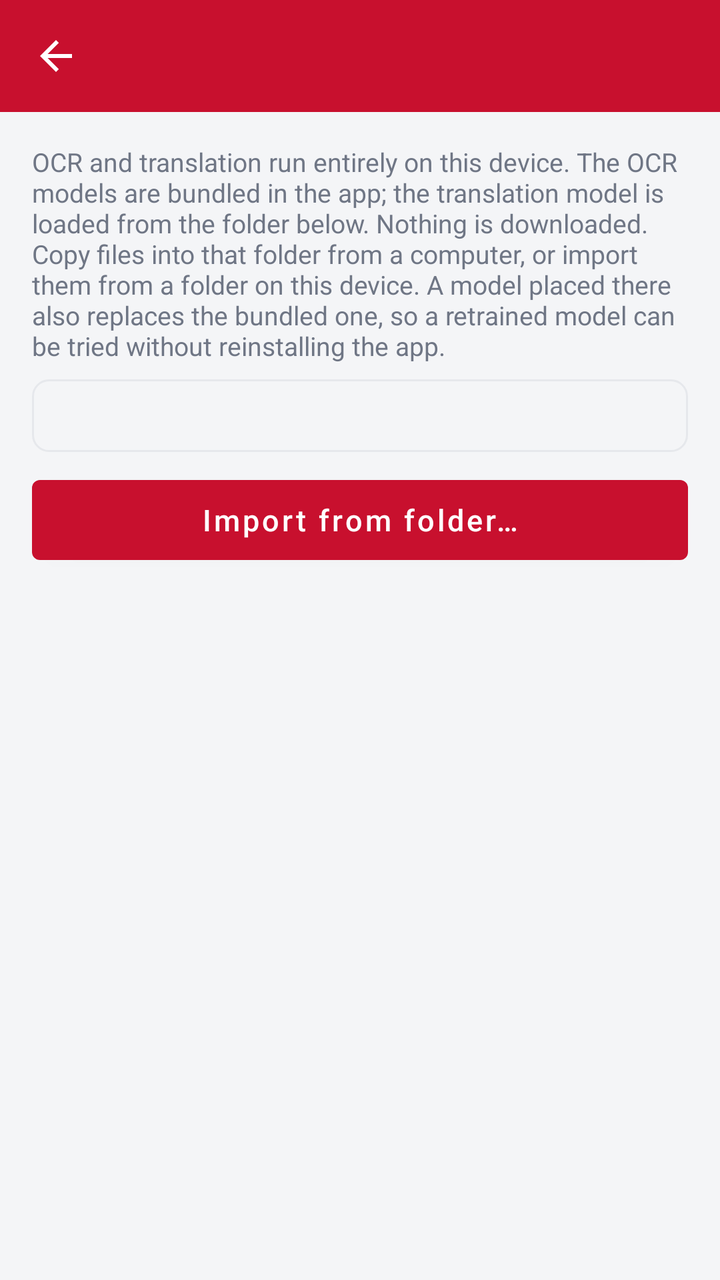
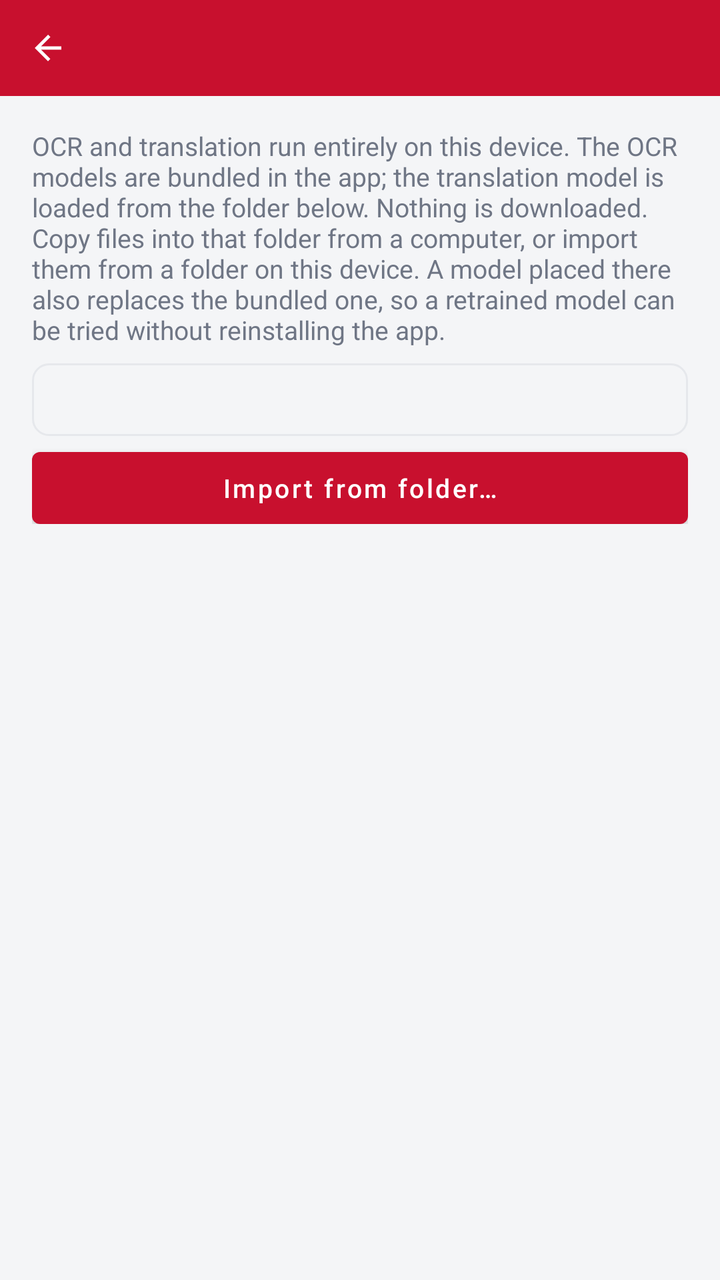

The first picture is an Android layout as it rendered before a commit; the second is the same layout after the commit. The layout source and the unified diff follow.
<!-- AndroidManifest.xml: application theme Theme.Snap -->
<!-- res/layout/activity_models.xml -->
<?xml version="1.0" encoding="utf-8"?>
<LinearLayout xmlns:android="http://schemas.android.com/apk/res/android"
    android:layout_width="match_parent"
    android:layout_height="match_parent"
    android:orientation="vertical">

    <include layout="@layout/view_top_bar" />

    <ScrollView
        android:layout_width="match_parent"
        android:layout_height="0dp"
        android:layout_weight="1">

        <LinearLayout
            android:layout_width="match_parent"
            android:layout_height="wrap_content"
            android:orientation="vertical"
            android:padding="16dp">

            <TextView
                android:layout_width="match_parent"
                android:layout_height="wrap_content"
                android:text="@string/models_intro"
                android:textColor="@color/text_secondary"
                android:textSize="13sp" />

            <TextView
                android:id="@+id/models_folder"
                android:layout_width="match_parent"
                android:layout_height="wrap_content"
                android:layout_marginTop="8dp"
                android:background="@drawable/bg_input"
                android:fontFamily="monospace"
                android:padding="10dp"
                android:textColor="@color/text_primary"
                android:textIsSelectable="true"
                android:textSize="12sp" />

            
            <LinearLayout
                android:id="@+id/models_container"
                android:layout_width="match_parent"
                android:layout_height="wrap_content"
                android:orientation="vertical" />

            <com.google.android.material.button.MaterialButton
                android:id="@+id/btn_import_models"
                android:layout_width="match_parent"
                android:layout_height="52dp"
                android:layout_marginTop="8dp"
                android:text="@string/import_models"
                android:textAllCaps="false"
                android:textSize="15sp" />

            <TextView
                android:id="@+id/import_progress"
                android:layout_width="match_parent"
                android:layout_height="wrap_content"
                android:layout_marginTop="8dp"
                android:gravity="center"
                android:textColor="@color/text_secondary"
                android:textSize="13sp"
                android:visibility="gone" />
        </LinearLayout>
    </ScrollView>
</LinearLayout>
<!-- res/layout/view_top_bar.xml (included above) -->
<?xml version="1.0" encoding="utf-8"?>
<LinearLayout xmlns:android="http://schemas.android.com/apk/res/android"
    xmlns:app="http://schemas.android.com/apk/res-auto"
    android:id="@+id/top_bar"
    android:layout_width="match_parent"
    android:layout_height="56dp"
    android:background="@color/brand_red"
    android:gravity="center_vertical"
    android:orientation="horizontal"
    android:paddingStart="4dp"
    android:paddingEnd="4dp">

    <ImageButton
        android:id="@+id/top_back"
        android:layout_width="48dp"
        android:layout_height="48dp"
        android:background="?attr/selectableItemBackgroundBorderless"
        android:contentDescription="@string/cd_back"
        android:src="@drawable/ic_back"
        app:tint="@color/white" />

    <LinearLayout
        android:layout_width="0dp"
        android:layout_height="wrap_content"
        android:layout_marginStart="8dp"
        android:layout_weight="1"
        android:orientation="vertical">

        <TextView
            android:id="@+id/top_title"
            android:layout_width="wrap_content"
            android:layout_height="wrap_content"
            android:ellipsize="end"
            android:maxLines="1"
            android:textColor="@color/white"
            android:textSize="18sp"
            android:textStyle="bold" />

        <TextView
            android:id="@+id/top_subtitle"
            android:layout_width="wrap_content"
            android:layout_height="wrap_content"
            android:textColor="@color/white_muted"
            android:textSize="12sp"
            android:visibility="gone" />
    </LinearLayout>

    <ImageButton
        android:id="@+id/top_action"
        android:layout_width="48dp"
        android:layout_height="48dp"
        android:background="?attr/selectableItemBackgroundBorderless"
        android:visibility="gone"
        app:tint="@color/white" />
</LinearLayout>
<!-- resources referenced by this layout -->
<resources>
  <color name="brand_red">#C8102E</color>
  <color name="text_primary">#1E2330</color>
  <color name="text_secondary">#6F7685</color>
  <color name="white">#FFFFFF</color>
  <color name="white_muted">#E6FFFFFF</color>
  <!-- drawable bg_input (drawable) -->
  <?xml version="1.0" encoding="utf-8"?>
  <shape xmlns:android="http://schemas.android.com/apk/res/android"
      android:shape="rectangle">
      <solid android:color="@color/bg_app" />
      <stroke
          android:width="1dp"
          android:color="@color/divider" />
      <corners android:radius="8dp" />
  </shape>
  <!-- drawable ic_back (drawable) -->
  <?xml version="1.0" encoding="utf-8"?>
  <vector xmlns:android="http://schemas.android.com/apk/res/android"
      android:width="24dp"
      android:height="24dp"
      android:viewportWidth="24"
      android:viewportHeight="24">
      <path
          android:fillColor="#FF000000"
          android:pathData="M20,11H7.83l5.59,-5.59L12,4l-8,8 8,8 1.41,-1.41L7.83,13H20v-2z" />
  </vector>
  <string name="cd_back">Back</string>
  <string name="import_models">Import from folder…</string>
  <string name="models_intro">OCR and translation run entirely on this device. The OCR models are bundled in the app; the translation model is loaded from the folder below. Nothing is downloaded. Copy files into that folder from a computer, or import them from a folder on this device. A model placed there also replaces the bundled one, so a retrained model can be tried without reinstalling the app.</string>
  <style name="Theme.Snap" parent="Theme.MaterialComponents.Light.NoActionBar">
          <item name="colorPrimary">@color/brand_red</item>
          <item name="colorPrimaryVariant">@color/brand_red_dark</item>
          <item name="colorOnPrimary">@color/white</item>
          <item name="colorSecondary">@color/brand_red</item>
          <item name="colorSecondaryVariant">@color/brand_red_dark</item>
          <item name="colorOnSecondary">@color/white</item>
          <item name="android:statusBarColor">@color/brand_red_dark</item>
          <item name="android:windowBackground">@color/bg_app</item>
      </style>
  <color name="bg_app">#F4F5F7</color>
  <color name="divider">#E6E8EC</color>
  <color name="brand_red_dark">#9E0B22</color>
</resources>

<!-- the commit's change to res/layout/activity_models.xml (unified diff, before → after) -->
@@ -45,12 +45,11 @@
 
             <com.google.android.material.button.MaterialButton
                 android:id="@+id/btn_import_models"
+                style="@style/Widget.Snap.Button"
                 android:layout_width="match_parent"
-                android:layout_height="52dp"
+                android:layout_height="@dimen/button_height"
                 android:layout_marginTop="8dp"
-                android:text="@string/import_models"
-                android:textAllCaps="false"
-                android:textSize="15sp" />
+                android:text="@string/import_models" />
 
             <TextView
                 android:id="@+id/import_progress"
@@ -70,7 +69,7 @@
     xmlns:app="http://schemas.android.com/apk/res-auto"
     android:id="@+id/top_bar"
     android:layout_width="match_parent"
-    android:layout_height="56dp"
+    android:layout_height="@dimen/top_bar_height"
     android:background="@color/brand_red"
     android:gravity="center_vertical"
     android:orientation="horizontal"
@@ -79,9 +78,7 @@
 
     <ImageButton
         android:id="@+id/top_back"
-        android:layout_width="48dp"
-        android:layout_height="48dp"
-        android:background="?attr/selectableItemBackgroundBorderless"
+        style="@style/IconButton"
         android:contentDescription="@string/cd_back"
         android:src="@drawable/ic_back"
         app:tint="@color/white" />
@@ -114,9 +111,7 @@
 
     <ImageButton
         android:id="@+id/top_action"
-        android:layout_width="48dp"
-        android:layout_height="48dp"
-        android:background="?attr/selectableItemBackgroundBorderless"
+        style="@style/IconButton"
         android:visibility="gone"
         app:tint="@color/white" />
 </LinearLayout>
<!-- resource entries referenced after the edit -->
@@ -5,6 +5,8 @@
   <color name="text_secondary">#6F7685</color>
   <color name="white">#FFFFFF</color>
   <color name="white_muted">#E6FFFFFF</color>
+  <dimen name="button_height">36dp</dimen>
+  <dimen name="top_bar_height">48dp</dimen>
   <!-- drawable bg_input (drawable) -->
   <?xml version="1.0" encoding="utf-8"?>
   <shape xmlns:android="http://schemas.android.com/apk/res/android"
@@ -29,6 +31,22 @@
   <string name="cd_back">Back</string>
   <string name="import_models">Import from folder…</string>
   <string name="models_intro">OCR and translation run entirely on this device. The OCR models are bundled in the app; the translation model is loaded from the folder below. Nothing is downloaded. Copy files into that folder from a computer, or import them from a folder on this device. A model placed there also replaces the bundled one, so a retrained model can be tried without reinstalling the app.</string>
+  <style name="IconButton">
+          <item name="android:layout_width">@dimen/icon_button_size</item>
+          <item name="android:layout_height">@dimen/icon_button_size</item>
+          <item name="android:padding">@dimen/icon_button_padding</item>
+          <item name="android:scaleType">fitCenter</item>
+          <item name="android:background">?attr/selectableItemBackgroundBorderless</item>
+      </style>
+  <style name="Widget.Snap.Button" parent="Widget.MaterialComponents.Button">
+          <item name="android:minHeight">0dp</item>
+          <item name="android:insetTop">0dp</item>
+          <item name="android:insetBottom">0dp</item>
+          <item name="android:paddingTop">0dp</item>
+          <item name="android:paddingBottom">0dp</item>
+          <item name="android:textSize">@dimen/button_text_size</item>
+          <item name="android:textAllCaps">false</item>
+      </style>
   <style name="Theme.Snap" parent="Theme.MaterialComponents.Light.NoActionBar">
           <item name="colorPrimary">@color/brand_red</item>
           <item name="colorPrimaryVariant">@color/brand_red_dark</item>
@@ -41,6 +59,9 @@
       </style>
   <color name="bg_app">#F4F5F7</color>
   <color name="divider">#E6E8EC</color>
+  <dimen name="icon_button_size">40dp</dimen>
+  <dimen name="icon_button_padding">10dp</dimen>
+  <dimen name="button_text_size">13sp</dimen>
   <color name="brand_red_dark">#9E0B22</color>
 </resources>
 
